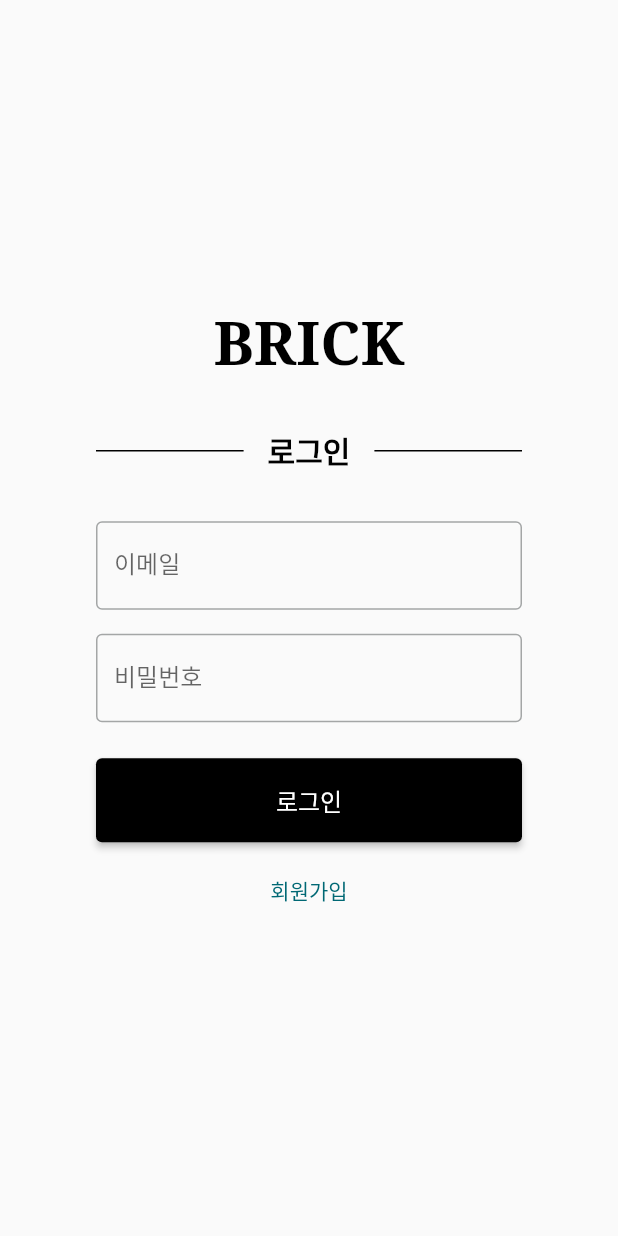
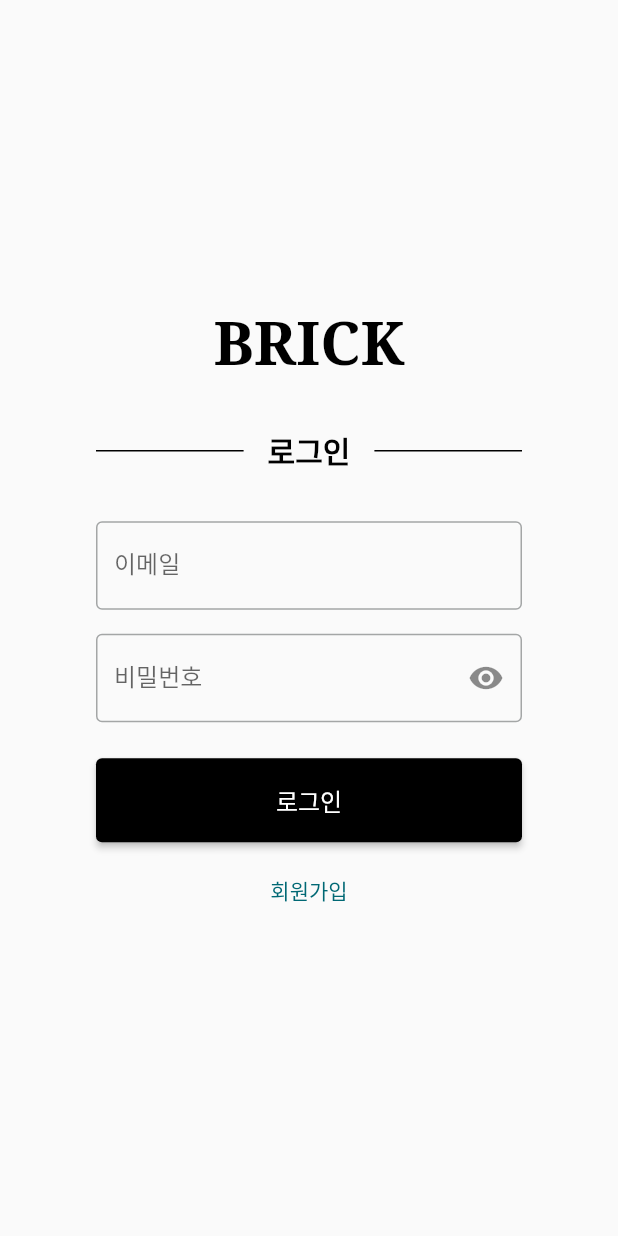
Before and after one commit to imimtu/Brick-Front, a Flutter app: the screen it shows after launch, on a phone screen of 412 x 824 dp. Run offline on Flutter 3.47's test engine with Material 2 defaults, Android fonts, the phone set to English and light mode, and no system bars; our stand-ins replace go_router, google_fonts, shared_preferences; missing offline and left inert: just_util; accounts and stored records are empty; statements that could not run were skipped.

Commit message:
task. [View / Login & SignUp] 회원가입 및 로그인 호출 로직

```diff
--- a/lib/src/app/pages/login/login.dart
+++ b/lib/src/app/pages/login/login.dart
@@ -23,6 +23,8 @@ class _LoginState extends State<Login> {
 
   final TextEditingController emailTextCtrl = TextEditingController();
   final TextEditingController passwordTextCtrl = TextEditingController();
+
+  bool _passwordObscrue = true;
 
   @override
   Widget build(BuildContext context) {
@@ -126,10 +128,21 @@ class _LoginState extends State<Login> {
                   TextFormField(
                     controller: passwordTextCtrl,
                     keyboardType: TextInputType.visiblePassword,
-                    decoration: const InputDecoration(
+                    obscureText: _passwordObscrue,
+                    decoration: InputDecoration(
                       labelText: "비밀번호",
-                      border: OutlineInputBorder(),
-                      focusedBorder: OutlineInputBorder(),
+                      border: const OutlineInputBorder(),
+                      focusedBorder: const OutlineInputBorder(),
+                      suffixIcon: IconButton(
+                        onPressed: () {
+                          setState(() {
+                            _passwordObscrue = !_passwordObscrue;
+                          });
+                        },
+                        icon: _passwordObscrue
+                            ? const Icon(Icons.visibility)
+                            : const Icon(Icons.visibility_off),
+                      ),
                     ),
                     onFieldSubmitted: (value) {
                       BrickLogger()
@@ -155,7 +168,15 @@ class _LoginState extends State<Login> {
                           userPassword: passwordTextCtrl.text,
                         )
                             .then((value) {
-                          context.go(Home.path);
+                          if (value != null) {
+                            ScaffoldMessenger.of(context).showSnackBar(
+                              SnackBar(
+                                content: Text(value.errorMessage),
+                              ),
+                            );
+                          } else {
+                            // context.go(Home.path);
+                          }
                         });
                       },
                       child: const Text("로그인"),
```
Also changed, not shown: lib/src/app/pages/signup/signup.dart (+9 -1 lines).
